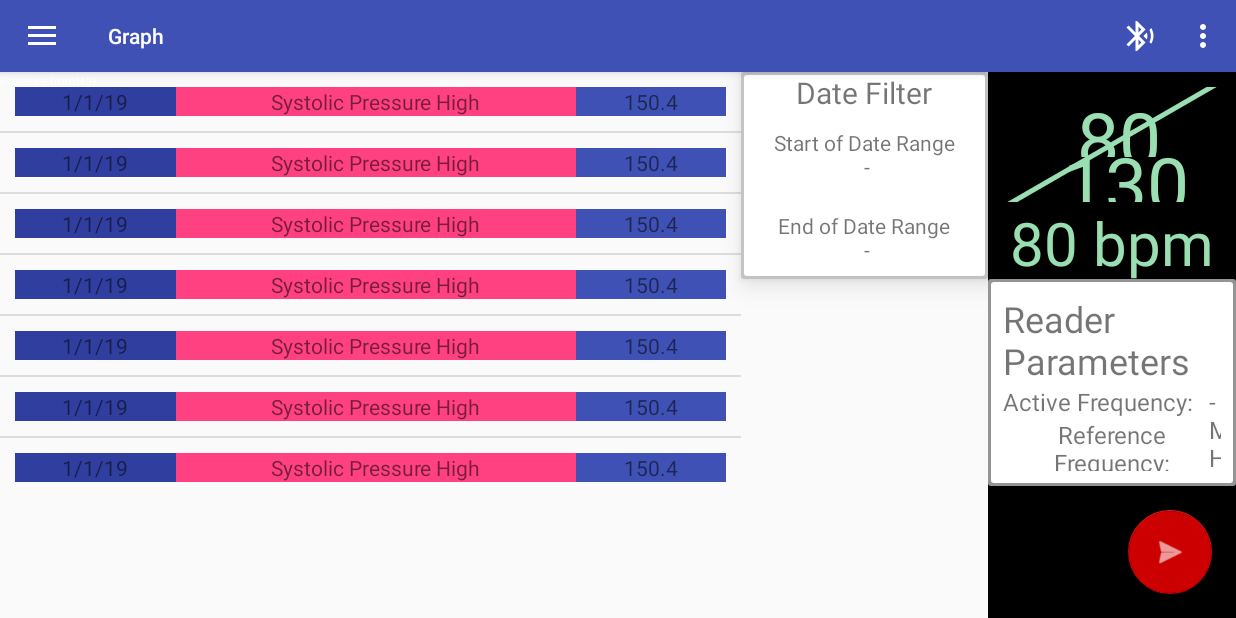
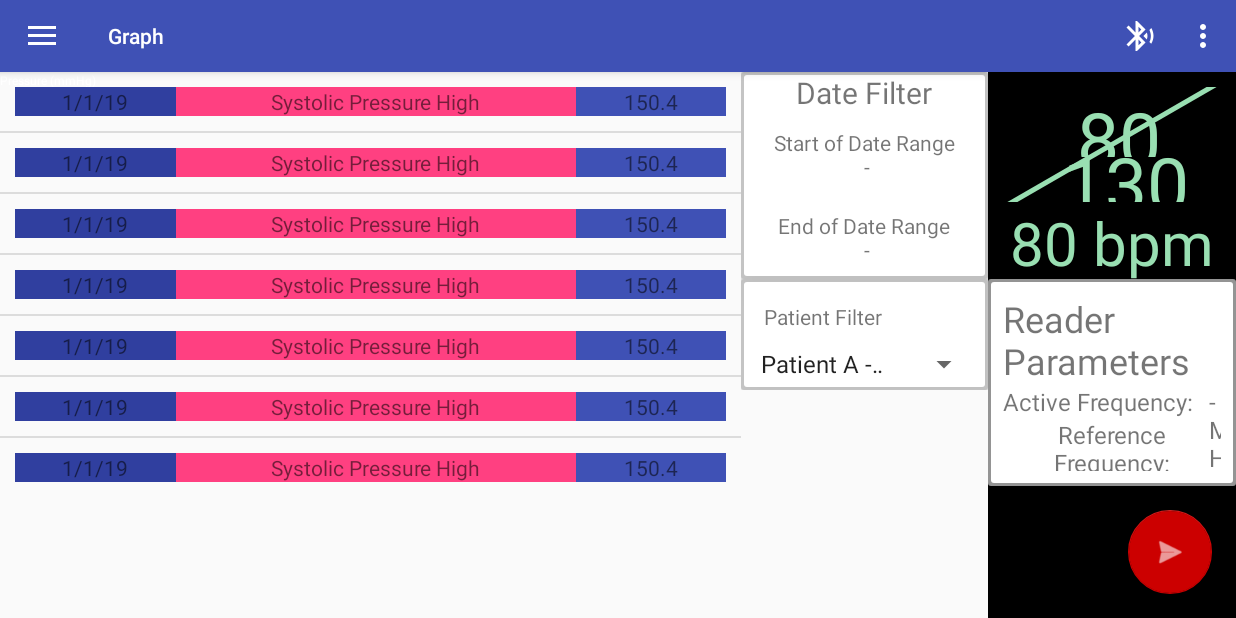
Before and after one commit to danwells96/BP-App, an Android app: the fragment Features placed in its activity, on a phone screen of 824 x 412 dp (held sideways). Run offline under Robolectric (Android 15) with nearby library versions, the phone set to English and light mode, and no system bars; libraries missing offline, so code that uses them is left out: com.github.mikephil.charting; plain views replace LineChart; 41 statements that could not run were skipped.

Commit message:
Added spinner containing patient names for filter functionality

```diff
--- a/app/src/main/java/com/project/paulo/bpapp/Features.java
+++ b/app/src/main/java/com/project/paulo/bpapp/Features.java
@@ -7,10 +7,13 @@ import android.support.v4.app.Fragment;
 import android.view.LayoutInflater;
 import android.view.View;
 import android.view.ViewGroup;
+import android.widget.ArrayAdapter;
 import android.widget.ListView;
+import android.widget.Spinner;
 import android.widget.TextView;
 
 import java.util.ArrayList;
+import java.util.List;
 
 public class Features extends Fragment implements DateRangePickerFragment.OnDateRangeSelectedListener {
 
@@ -21,10 +24,11 @@ public class Features extends Fragment implements DateRangePickerFragment.OnDate
     @Override
     public View onCreateView(@NonNull LayoutInflater inflater, @Nullable ViewGroup container, @Nullable Bundle savedInstanceState) {
 
+        //Creating listview and populating it with flagged features
         View rootView = inflater.inflate(R.layout.features, container, false);
         listView = (ListView)rootView.findViewById(R.id.feature_listView);
         featureModels = new ArrayList<>();
-        //Get actual data from database here
+        //Get actual data from database here once implemented
         featureModels.add(new FeatureModel("1/1/19", "Systolic Pressure High", 150.4));
         featureModels.add(new FeatureModel("1/1/19", "Systolic Pressure High", 150.4));
         featureModels.add(new FeatureModel("1/1/19", "Systolic Pressure High", 150.4));
@@ -33,10 +37,29 @@ public class Features extends Fragment implements DateRangePickerFragment.OnDate
         featureModels.add(new FeatureModel("1/1/19", "Systolic Pressure High", 150.4));
         featureModels.add(new FeatureModel("1/1/19", "Systolic Pressure High", 150.4));
 
+        //Sets adapters and data to date range pickers
         adapter = new FeatureAdapter(featureModels, getContext());
         listView.setAdapter(adapter);
         View datePicker = rootView.findViewById(R.id.datePickerView);
         datePicker.setOnClickListener(datePickerListener);
+
+
+        //Populate with patient names from database here (once implemented) that doctor is allowed access to
+        List<String> patientNames = new ArrayList<String>();
+        patientNames.add("Patient A - 001");
+        patientNames.add("Patient B - 002");
+        patientNames.add("Patient C - 003");
+        patientNames.add("Patient D - 004");
+        patientNames.add("Patient E - 005");
+        patientNames.add("Patient F - 006");
+        patientNames.add("Patient G - 007");
+        patientNames.add("Patient H - 008");
+        //Sets adapter and data for spinner
+        Spinner patientSpinner = rootView.findViewById(R.id.patientSpinner);
+        ArrayAdapter<String> spinnerAdapter = new ArrayAdapter<String>(getContext(), android.R.layout.simple_spinner_item, patientNames);
+        spinnerAdapter.setDropDownViewResource(android.R.layout.simple_spinner_dropdown_item);
+        patientSpinner.setAdapter(spinnerAdapter);
+
 
         return rootView;
     }
@@ -53,11 +76,14 @@ public class Features extends Fragment implements DateRangePickerFragment.OnDate
 
     @Override
     public void onDateRangeSelected(int startDay, int startMonth, int startYear, int endDay, int endMonth, int endYear) {
+        //Updates date range text views with chosen start/end dates
         System.out.println(String.format("Start: %d/%d/%d End: %d/%d/%d", startDay, startMonth, startYear, endDay, endMonth, endYear));
         TextView startDateTV = getActivity().findViewById(R.id.tv_startDate);
         TextView endDateTV = getActivity().findViewById(R.id.tv_endDate);
         startDateTV.setText(String.format("Start of Date Range\n%d/%d/%d", startDay, startMonth, startYear));
         endDateTV.setText(String.format("End of Date Range\n%d/%d/%d", endDay, endMonth, endYear));
+
+        //Apply filter to dataset displayed in listview and update listview adapter with updated data to refresh view
     }
 
 
--- a/app/src/main/java/com/project/paulo/bpapp/bluetooth/BluetoothChatFragment.java
+++ b/app/src/main/java/com/project/paulo/bpapp/bluetooth/BluetoothChatFragment.java
@@ -16,6 +16,7 @@
 
 package com.project.paulo.bpapp.bluetooth;
 
+import android.annotation.SuppressLint;
 import android.app.ActionBar;
 import android.app.Activity;
 import android.bluetooth.BluetoothAdapter;
@@ -296,6 +297,7 @@ public class BluetoothChatFragment extends Fragment {
     /**
      * The Handler that gets information back from the BluetoothChatService
      */
+    @SuppressLint("HandlerLeak")
     private final Handler mHandler = new Handler() {
         @Override
         public void handleMessage(Message msg) {
@@ -404,7 +406,7 @@ public class BluetoothChatFragment extends Fragment {
                 }
                 break;
             case REQUEST_CONNECT_DEVICE_INSECURE:
-                // When DeviceListActivity returns with a device to connect
+                // When DeviceListActivity returns with an insecure device to connect
                 if (resultCode == Activity.RESULT_OK) {
                     connectDevice(data, false);
                 }
--- a/app/src/main/res/layout/features.xml
+++ b/app/src/main/res/layout/features.xml
@@ -16,12 +16,16 @@
     <LinearLayout
         android:layout_width="match_parent"
         android:layout_height="wrap_content"
+        android:layout_weight="3"
+        android:orientation="vertical">
+        <LinearLayout
+            android:layout_width="match_parent"
+            android:layout_height="wrap_content"
             android:orientation="vertical"
             android:id="@+id/datePickerView"
             android:background="@drawable/shadow"
             android:clickable="true"
-        android:elevation="10dp"
-        android:layout_weight="3">
+            android:elevation="10dp">
             <TextView
                 android:layout_width="match_parent"
                 android:layout_height="wrap_content"
@@ -43,5 +47,24 @@
                 android:text="End of Date Range\n -"
                 android:layout_margin="10dp"/>
         </LinearLayout>
+        <LinearLayout
+            android:layout_width="match_parent"
+            android:layout_height="wrap_content"
+            android:background="@drawable/shadow"
+            android:orientation="vertical"
+            android:elevation="10dp"
+            android:padding="5dp">
+            <TextView
+                android:layout_width="match_parent"
+                android:layout_height="wrap_content"
+                android:text="Patient Filter"
+                android:layout_margin="10dp"/>
+            <Spinner
+                android:layout_width="match_parent"
+                android:layout_height="wrap_content"
+                android:id="@+id/patientSpinner">
 
+            </Spinner>
         </LinearLayout>
+    </LinearLayout>
+</LinearLayout>
--- a/build.gradle
+++ b/build.gradle
@@ -7,7 +7,7 @@ buildscript {
         jcenter()
     }
     dependencies {
-        classpath 'com.android.tools.build:gradle:3.4.0'
+        classpath 'com.android.tools.build:gradle:3.4.1'
 
 
 
```
Lines whose indentation alone changed are shown as unchanged.
